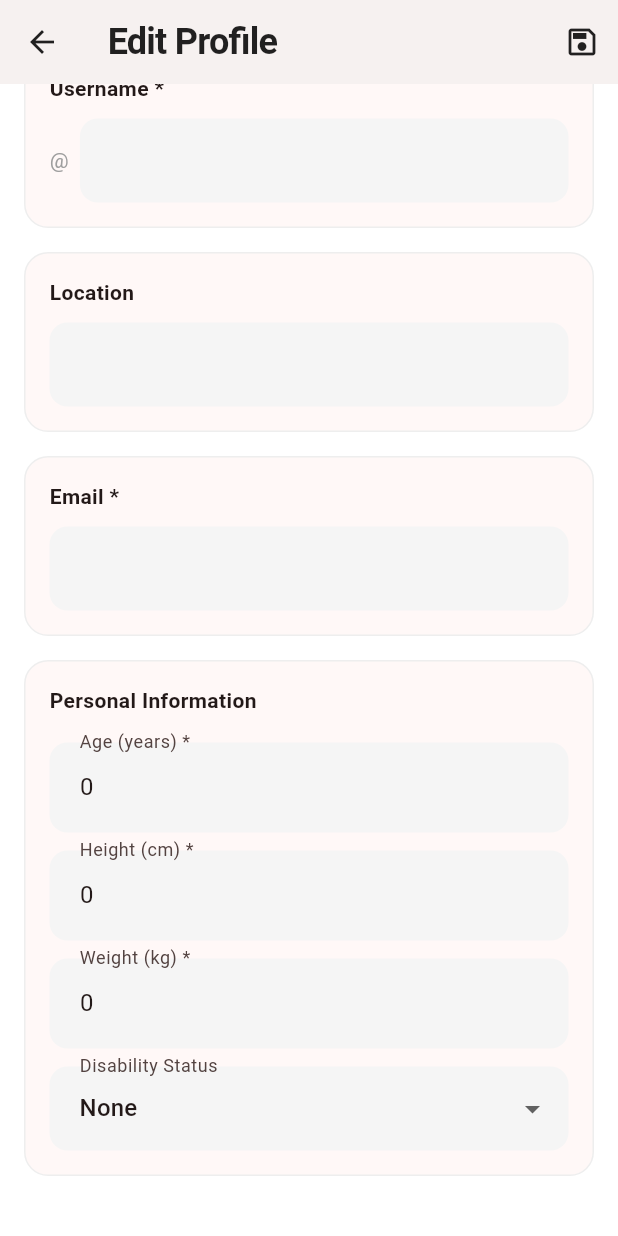
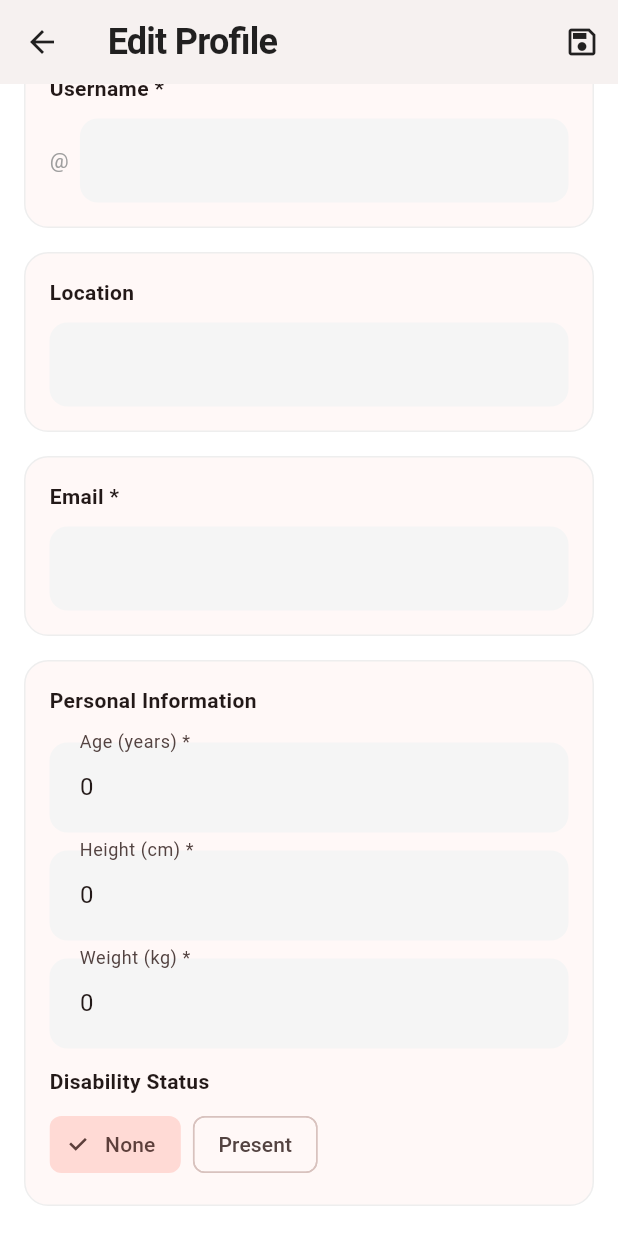
Before and after one commit to bvrtu/QuakeConnect, a Flutter app: the _EditProfileScreen screen opened directly with empty values, scrolled down 308 dp, on a phone screen of 412 x 824 dp. Run offline on Flutter 3.47's test engine with Material 3 defaults, Android fonts, the phone set to English and light mode, and no system bars; our stand-ins replace google_maps_flutter, share_plus.

Commit message:
Enhance disability selection in profile screen
Replaces single disability dropdown with multi-select chips and an optional text field for 'Other' in the profile edit screen. Updates localization keys and profile data model to support multiple disabilities and custom input. Improves accessibility and flexibility for users to specify their disability status.

```diff
--- a/lib/l10n/app_localizations.dart
+++ b/lib/l10n/app_localizations.dart
@@ -57,6 +57,7 @@ class AppLocalizations {
       'weight_kg': 'Weight (kg)',
       'disability_status': 'Disability Status',
       'none_option': 'None',
+      'present_option': 'Present',
       'emergency_tip': 'Emergency contacts will be notified when you mark yourself as safe or when you need help.',
       'go_to_profile_change_pp': 'Go to your profile to change your profile picture',
 
@@ -122,6 +123,7 @@ class AppLocalizations {
       'sister': 'Sister',
       'friend': 'Friend',
       'family': 'Family',
+      'other_specify': 'Other (please specify)',
     },
     'tr': {
       'nav_home': 'Ana Sayfa',
@@ -169,6 +171,7 @@ class AppLocalizations {
       'weight_kg': 'Kilo (kg)',
       'disability_status': 'Engel Durumu',
       'none_option': 'Yok',
+      'present_option': 'Var',
       'emergency_tip': 'Güvenli olduğunuzu işaretlediğinizde veya yardıma ihtiyacınız olduğunda acil durum kişileri bilgilendirilir.',
       'go_to_profile_change_pp': 'Profil fotoğrafını değiştirmek için profil sayfana git',
 
@@ -234,6 +237,7 @@ class AppLocalizations {
       'sister': 'Kardeş',
       'friend': 'Arkadaş',
       'family': 'Aile',
+      'other_specify': 'Diğer (lütfen belirtin)',
     }
   };
 
@@ -334,6 +338,7 @@ class AppLocalizations {
   String get sister => _t('sister');
   String get friend => _t('friend');
   String get family => _t('family');
+  String get otherSpecify => _t('other_specify');
   String get emergencyTip => _t('emergency_tip');
   String get profilePicture => _t('profile_picture');
   String get nameLabel => _t('name_label');
@@ -346,6 +351,7 @@ class AppLocalizations {
   String get weightKg => _t('weight_kg');
   String get disabilityStatus => _t('disability_status');
   String get noneOption => _t('none_option');
+  String get presentOption => _t('present_option');
   String get goToProfileChangePp => _t('go_to_profile_change_pp');
   String get yourSafetyStatus => _t('your_safety_status');
   String get letOthersKnow => _t('let_others_know');
--- a/lib/screens/profile_screen.dart
+++ b/lib/screens/profile_screen.dart
@@ -19,7 +19,8 @@ class _ProfileScreenState extends State<ProfileScreen> {
   int age = 32;
   int heightCm = 175;
   int weightKg = 75;
-  String disability = 'none';
+  List<String> disabilities = const <String>[];
+  String? disabilityOther;
 
   // Avatar style
   int gradientIndex = 0; // pick from predefined gradients
@@ -286,7 +287,7 @@ class _ProfileScreenState extends State<ProfileScreen> {
               children: [
                 Expanded(child: _buildInfoTile(Localizations.localeOf(context).languageCode == 'tr' ? 'Kilo' : 'Weight', '$weightKg kg', 0xFFFFF3E0)),
                 const SizedBox(width: 12),
-                Expanded(child: _buildInfoTile(AppLocalizations.of(context).disabilityStatus, _disabilityLabel(context, disability), 0xFFF3E5F5)),
+                Expanded(child: _buildInfoTile(AppLocalizations.of(context).disabilityStatus, _disabilitiesLabel(context, disabilities, disabilityOther), 0xFFF3E5F5)),
               ],
             ),
             const SizedBox(height: 16),
@@ -533,19 +534,20 @@ class _ProfileScreenState extends State<ProfileScreen> {
     return relation;
   }
 
-  String _disabilityLabel(BuildContext context, String key) {
+  String _disabilitiesLabel(BuildContext context, List<String> keys, String? otherText) {
+    if (keys.isEmpty) return AppLocalizations.of(context).noneOption;
     final isTr = Localizations.localeOf(context).languageCode == 'tr';
     final labels = {
-      'none': isTr ? 'Yok' : 'None',
       'physical': isTr ? 'Fiziksel' : 'Physical',
       'visual': isTr ? 'Görme' : 'Visual',
       'hearing': isTr ? 'İşitme' : 'Hearing',
       'speech': isTr ? 'Konuşma' : 'Speech',
       'mental': isTr ? 'Zihinsel' : 'Mental',
-      'multiple': isTr ? 'Birden Fazla' : 'Multiple Disabilities',
-      'other': isTr ? 'Diğer' : 'Other',
+      'other': (otherText != null && otherText.trim().isNotEmpty)
+          ? otherText.trim()
+          : (isTr ? 'Diğer' : 'Other'),
     };
-    return labels[key] ?? key;
+    return keys.map((k) => labels[k] ?? k).join(', ');
   }
 
   Color _accentFromBg(int bg) {
@@ -623,7 +625,8 @@ class _ProfileScreenState extends State<ProfileScreen> {
           age: age,
           heightCm: heightCm,
           weightKg: weightKg,
-          disability: disability,
+          disabilities: disabilities,
+          disabilityOther: disabilityOther,
         ),
       ),
     ).then((value) {
@@ -636,7 +639,8 @@ class _ProfileScreenState extends State<ProfileScreen> {
           age = value['age'] ?? age;
           heightCm = value['heightCm'] ?? heightCm;
           weightKg = value['weightKg'] ?? weightKg;
-          disability = value['disability'] ?? disability;
+          disabilities = (value['disabilities'] as List<String>? ?? disabilities);
+          disabilityOther = value['disabilityOther'] as String? ?? disabilityOther;
         });
         _showSnack('Profile updated');
       }
@@ -1188,7 +1192,8 @@ class _EditProfileScreen extends StatefulWidget {
   final int age;
   final int heightCm;
   final int weightKg;
-  final String disability;
+  final List<String> disabilities;
+  final String? disabilityOther;
   const _EditProfileScreen({
     required this.fullName,
     required this.username,
@@ -1197,7 +1202,8 @@ class _EditProfileScreen extends StatefulWidget {
     required this.age,
     required this.heightCm,
     required this.weightKg,
-    required this.disability,
+    required this.disabilities,
+    required this.disabilityOther,
   });
 
   @override
@@ -1212,7 +1218,9 @@ class _EditProfileScreenState extends State<_EditProfileScreen> {
   late final TextEditingController ageCtrl;
   late final TextEditingController heightCtrl;
   late final TextEditingController weightCtrl;
-  String disability = 'none';
+  bool hasDisability = false;
+  Set<String> selectedDisabilityKeys = <String>{};
+  final TextEditingController otherCtrl = TextEditingController();
 
   @override
   void initState() {
@@ -1224,7 +1232,9 @@ class _EditProfileScreenState extends State<_EditProfileScreen> {
     ageCtrl = TextEditingController(text: widget.age.toString());
     heightCtrl = TextEditingController(text: widget.heightCm.toString());
     weightCtrl = TextEditingController(text: widget.weightKg.toString());
-    disability = widget.disability;
+    hasDisability = widget.disabilities.isNotEmpty;
+    selectedDisabilityKeys = widget.disabilities.toSet();
+    otherCtrl.text = widget.disabilityOther ?? '';
   }
 
   @override
@@ -1236,6 +1246,7 @@ class _EditProfileScreenState extends State<_EditProfileScreen> {
     ageCtrl.dispose();
     heightCtrl.dispose();
     weightCtrl.dispose();
+    otherCtrl.dispose();
     super.dispose();
   }
 
@@ -1329,7 +1340,7 @@ class _EditProfileScreenState extends State<_EditProfileScreen> {
                   ),
                 ),
                 const SizedBox(height: 12),
-                _disabilityDropdown(),
+                _disabilitySelector(),
               ],
             ),
           ),
@@ -1338,27 +1349,89 @@ class _EditProfileScreenState extends State<_EditProfileScreen> {
     );
   }
 
-  Widget _disabilityDropdown() {
+  Widget _disabilitySelector() {
     final isTr = Localizations.localeOf(context).languageCode == 'tr';
-    final keys = ['none','physical','visual','hearing','speech','mental','multiple','other'];
-    final labels = {
-      'none': isTr ? 'Yok' : 'None',
-      'physical': isTr ? 'Fiziksel' : 'Physical',
-      'visual': isTr ? 'Görme' : 'Visual',
-      'hearing': isTr ? 'İşitme' : 'Hearing',
-      'speech': isTr ? 'Konuşma' : 'Speech',
-      'mental': isTr ? 'Zihinsel' : 'Mental',
-      'multiple': isTr ? 'Birden Fazla' : 'Multiple Disabilities',
-      'other': isTr ? 'Diğer' : 'Other',
-    };
-    final current = keys.contains(disability) ? disability : 'none';
-    return DropdownButtonFormField<String>(
-      value: current,
-      items: keys
-          .map((k) => DropdownMenuItem<String>(value: k, child: Text(labels[k] ?? k)))
-          .toList(),
-      onChanged: (v) => setState(() => disability = v ?? current),
-      decoration: InputDecoration(labelText: AppLocalizations.of(context).disabilityStatus),
+    final chips = <Map<String, String>>[
+      {'key': 'physical', 'label': isTr ? 'Fiziksel' : 'Physical'},
+      {'key': 'visual', 'label': isTr ? 'Görme' : 'Visual'},
+      {'key': 'hearing', 'label': isTr ? 'İşitme' : 'Hearing'},
+      {'key': 'speech', 'label': isTr ? 'Konuşma' : 'Speech'},
+      {'key': 'mental', 'label': isTr ? 'Zihinsel' : 'Mental'},
+      {'key': 'other', 'label': isTr ? 'Diğer' : 'Other'},
+    ];
+    return Column(
+      crossAxisAlignment: CrossAxisAlignment.start,
+      children: [
+        Text(AppLocalizations.of(context).disabilityStatus,
+            style: const TextStyle(fontWeight: FontWeight.w600)),
+        const SizedBox(height: 8),
+        Row(
+          children: [
+            ChoiceChip(
+              selected: !hasDisability,
+              label: Text(AppLocalizations.of(context).noneOption),
+              onSelected: (_) => setState(() {
+                hasDisability = false;
+                selectedDisabilityKeys.clear();
+              }),
+            ),
+            const SizedBox(width: 8),
+            ChoiceChip(
+              selected: hasDisability,
+              label: Text(AppLocalizations.of(context).presentOption),
+              onSelected: (_) => setState(() {
+                hasDisability = true;
+              }),
+            ),
+          ],
+        ),
+        if (hasDisability) ...[
+          const SizedBox(height: 10),
+          Wrap(
+            spacing: 8,
+            runSpacing: 8,
+            children: [
+              for (final m in chips)
+                FilterChip(
+                  label: Text(m['label']!),
+                  selected: selectedDisabilityKeys.contains(m['key']!),
+                  onSelected: (sel) => setState(() {
+                    if (sel) {
+                      selectedDisabilityKeys.add(m['key']!);
+                    } else {
+                      selectedDisabilityKeys.remove(m['key']!);
+                    }
+                  }),
+                ),
+            ],
+          ),
+          if (selectedDisabilityKeys.contains('other')) ...[
+            const SizedBox(height: 10),
+            TextField(
+              controller: otherCtrl,
+              decoration: InputDecoration(
+                labelText: AppLocalizations.of(context).otherSpecify,
+                filled: true,
+                fillColor: Theme.of(context).inputDecorationTheme.fillColor,
+                contentPadding: const EdgeInsets.symmetric(horizontal: 16, vertical: 18),
+                border: OutlineInputBorder(borderRadius: BorderRadius.circular(14)),
+                enabledBorder: OutlineInputBorder(
+                  borderRadius: BorderRadius.circular(14),
+                  borderSide: BorderSide(
+                    color: Theme.of(context).brightness == Brightness.dark
+                        ? Colors.grey.shade700
+                        : Colors.grey.shade300,
+                  ),
+                ),
+                focusedBorder: OutlineInputBorder(
+                  borderRadius: BorderRadius.circular(14),
+                  borderSide: BorderSide(color: Theme.of(context).colorScheme.primary, width: 2),
+                ),
+              ),
+            ),
+          ],
+        ]
+      ],
     );
   }
 
@@ -1397,7 +1470,10 @@ class _EditProfileScreenState extends State<_EditProfileScreen> {
       'age': int.tryParse(ageCtrl.text.trim()) ?? widget.age,
       'heightCm': int.tryParse(heightCtrl.text.trim()) ?? widget.heightCm,
       'weightKg': int.tryParse(weightCtrl.text.trim()) ?? widget.weightKg,
-      'disability': disability,
+      'disabilities': hasDisability ? selectedDisabilityKeys.toList() : <String>[],
+      'disabilityOther': hasDisability && selectedDisabilityKeys.contains('other')
+          ? otherCtrl.text.trim()
+          : null,
     });
   }
 }
```
Also changed, not shown: 5 other files.
